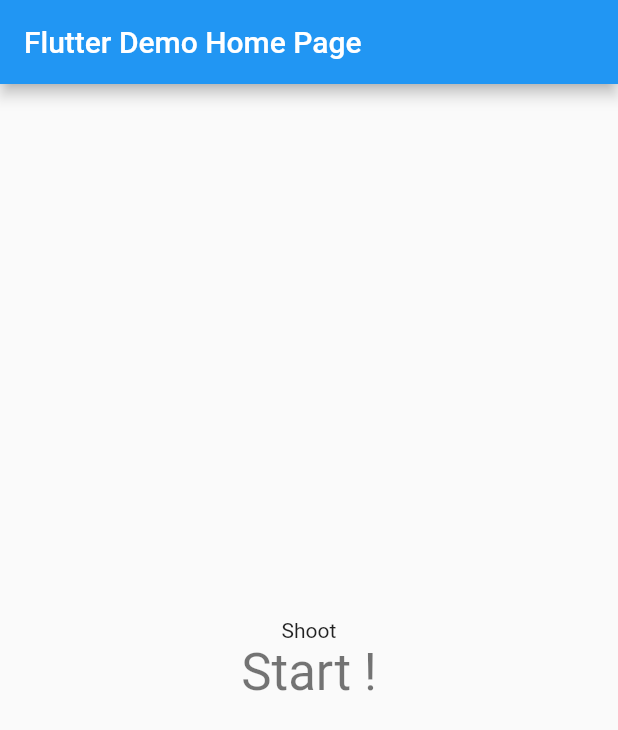
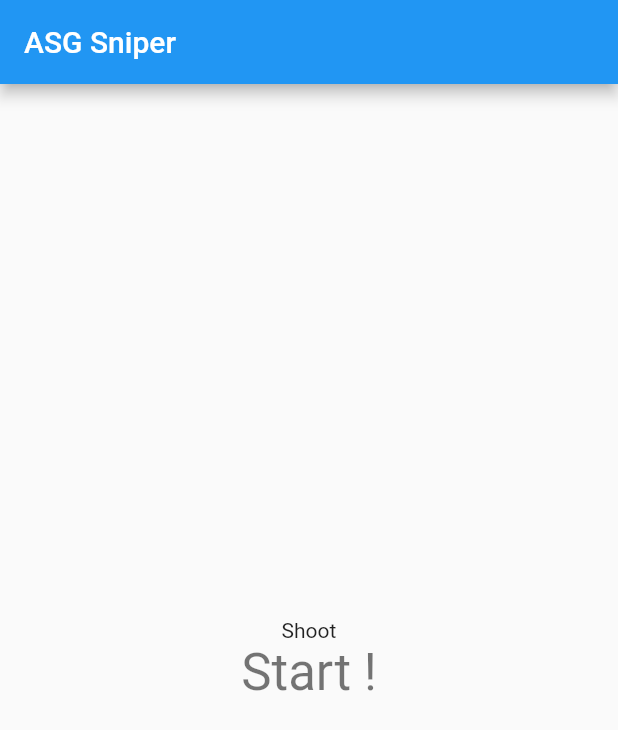
Before and after one commit to Lukk17/Sniper, a Flutter app: the screen it shows after launch, on a phone screen of 412 x 824 dp. Shown: the top 730 px of the screen. Run offline on Flutter 3.47's test engine with Material 2 defaults, Android fonts, the phone set to English and light mode, and no system bars; network calls fail.

Commit message:
title change + README

```diff
--- a/asg_sniper_client/lib/main.dart
+++ b/asg_sniper_client/lib/main.dart
@@ -13,7 +13,7 @@
       theme: ThemeData(
         primarySwatch: Colors.blue,
       ),
-      home: MyHomePage(title: 'Flutter Demo Home Page'),
+      home: MyHomePage(title: 'ASG Sniper'),
     );
   }
 }
```
Also changed, not shown: 1 other file.
